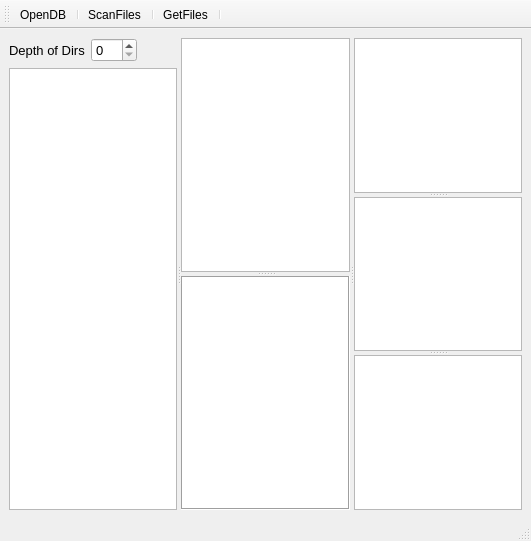
Qt form view/new_view.ui (Michal-D4/MyFiles) before a commit.
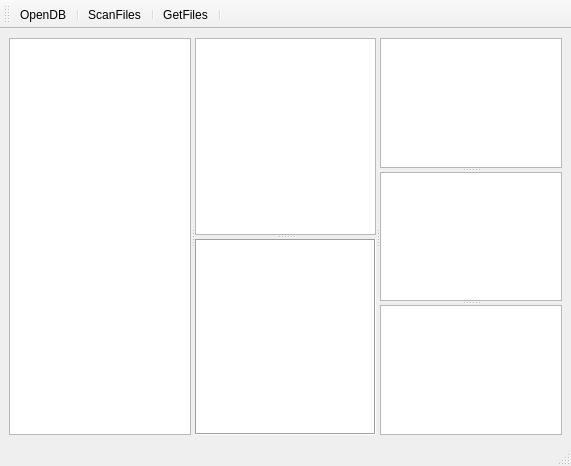
The same form after that commit. Icons and pictures are not drawn.

Commit message: Simplify UI layout

```diff
--- a/view/new_view.ui
+++ b/view/new_view.ui
@@ -6,8 +6,8 @@
    <rect>
     <x>0</x>
     <y>0</y>
-    <width>531</width>
-    <height>541</height>
+    <width>571</width>
+    <height>466</height>
    </rect>
   </property>
   <property name="acceptDrops">
@@ -23,65 +23,6 @@
       <property name="orientation">
        <enum>Qt::Horizontal</enum>
       </property>
-      <widget class="QWidget" name="layoutWidget">
-       <layout class="QVBoxLayout" name="verticalLayout">
-        <item>
-         <layout class="QHBoxLayout" name="horizontalLayout">
-          <item>
-           <widget class="QLabel" name="label">
-            <property name="sizePolicy">
-             <sizepolicy hsizetype="Preferred" vsizetype="Preferred">
-              <horstretch>1</horstretch>
-              <verstretch>0</verstretch>
-             </sizepolicy>
-            </property>
-            <property name="font">
-             <font>
-              <pointsize>10</pointsize>
-             </font>
-            </property>
-            <property name="text">
-             <string>Depth of Dirs</string>
-            </property>
-            <property name="buddy">
-             <cstring>level</cstring>
-            </property>
-           </widget>
-          </item>
-          <item>
-           <widget class="QSpinBox" name="level">
-            <property name="sizePolicy">
-             <sizepolicy hsizetype="Minimum" vsizetype="Fixed">
-              <horstretch>1</horstretch>
-              <verstretch>0</verstretch>
-             </sizepolicy>
-            </property>
-            <property name="font">
-             <font>
-              <pointsize>10</pointsize>
-             </font>
-            </property>
-            <property name="toolTip">
-             <string>&lt;html&gt;&lt;head/&gt;&lt;body&gt;&lt;p&gt;Search level, 0 - all&lt;/p&gt;&lt;/body&gt;&lt;/html&gt;</string>
-            </property>
-           </widget>
-          </item>
-          <item>
-           <spacer name="horizontalSpacer">
-            <property name="orientation">
-             <enum>Qt::Horizontal</enum>
-            </property>
-            <property name="sizeHint" stdset="0">
-             <size>
-              <width>40</width>
-              <height>20</height>
-             </size>
-            </property>
-           </spacer>
-          </item>
-         </layout>
-        </item>
-        <item>
          <widget class="QTreeView" name="dirTree">
           <property name="font">
            <font>
@@ -100,9 +41,6 @@
           <property name="textElideMode">
            <enum>Qt::ElideLeft</enum>
           </property>
-         </widget>
-        </item>
-       </layout>
       </widget>
       <widget class="QSplitter" name="splitter_files">
        <property name="orientation">
```
Lines whose indentation alone changed are shown as unchanged.
